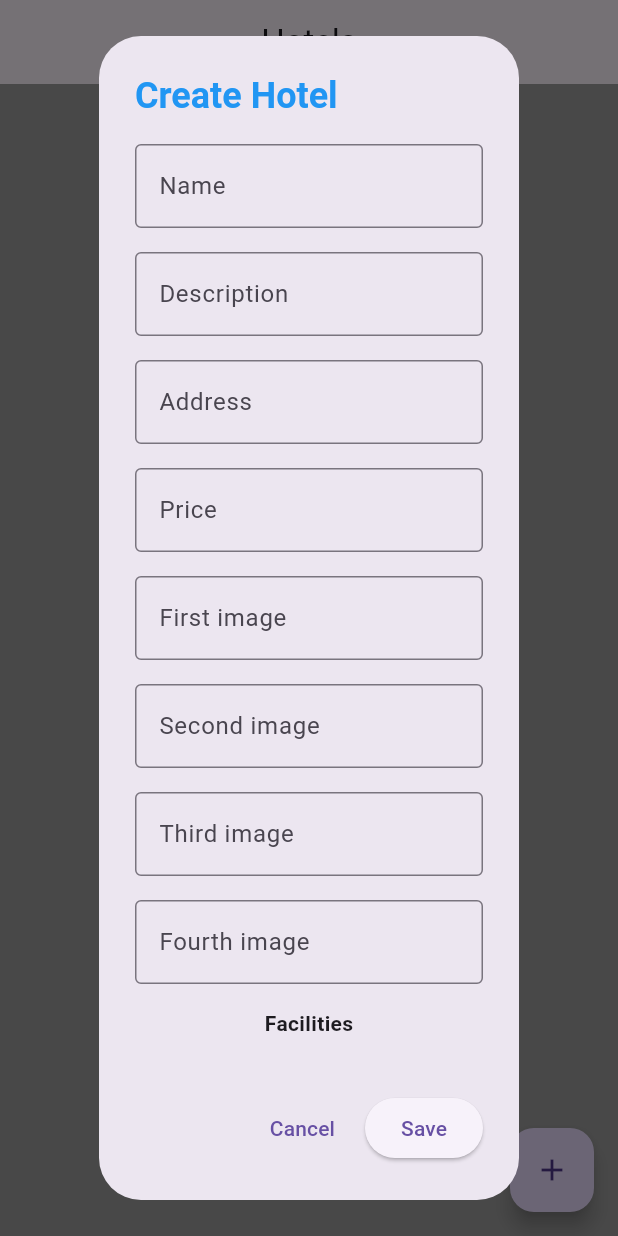
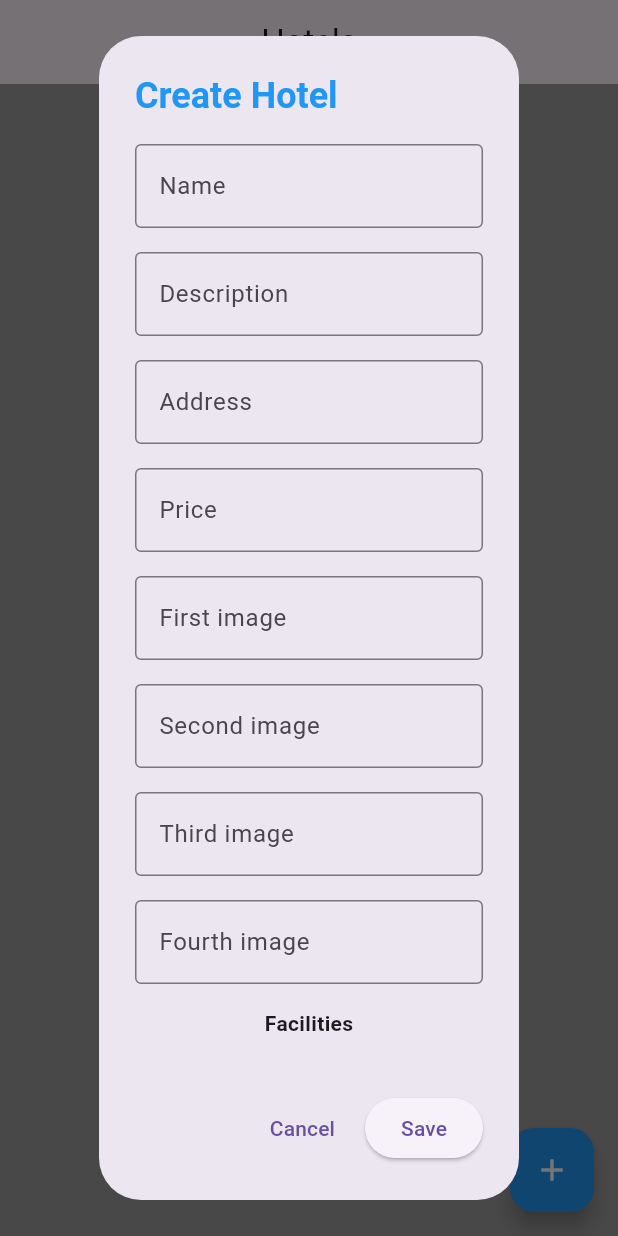
Before and after one commit to narzu11ayevnodirbek/admin_panel, a Flutter app: the ManageHotelsScreen screen opened directly, after a tap on the "add" icon, on a phone screen of 412 x 824 dp. Run offline on Flutter 3.47's test engine with Material 3 defaults, Android fonts, the phone set to English and light mode, and no system bars; our stand-ins replace adaptive_theme, carousel_slider, lottie; network calls fail.

Commit message:
bug fixes

```diff
--- a/lib/views/screens/hotels/manage_hotels_screen.dart
+++ b/lib/views/screens/hotels/manage_hotels_screen.dart
@@ -40,11 +40,12 @@ class _ManageHotelsScreenState extends State<ManageHotelsScreen> {
       backgroundColor: Colors.grey,
       appBar: AppBar(title: Text("Hotels"), centerTitle: true),
       floatingActionButton: FloatingActionButton(
+        backgroundColor: Colors.blue,
         onPressed: () async {
           await showCreateHotelModal(context, hotelViewModel);
           setState(() {});
         },
-        child: Icon(Icons.add),
+        child: Icon(Icons.add, color: Colors.white),
       ),
       body:
           isLoading
```
Also changed, not shown: lib/models/user_model.dart (+10 -7 lines).
